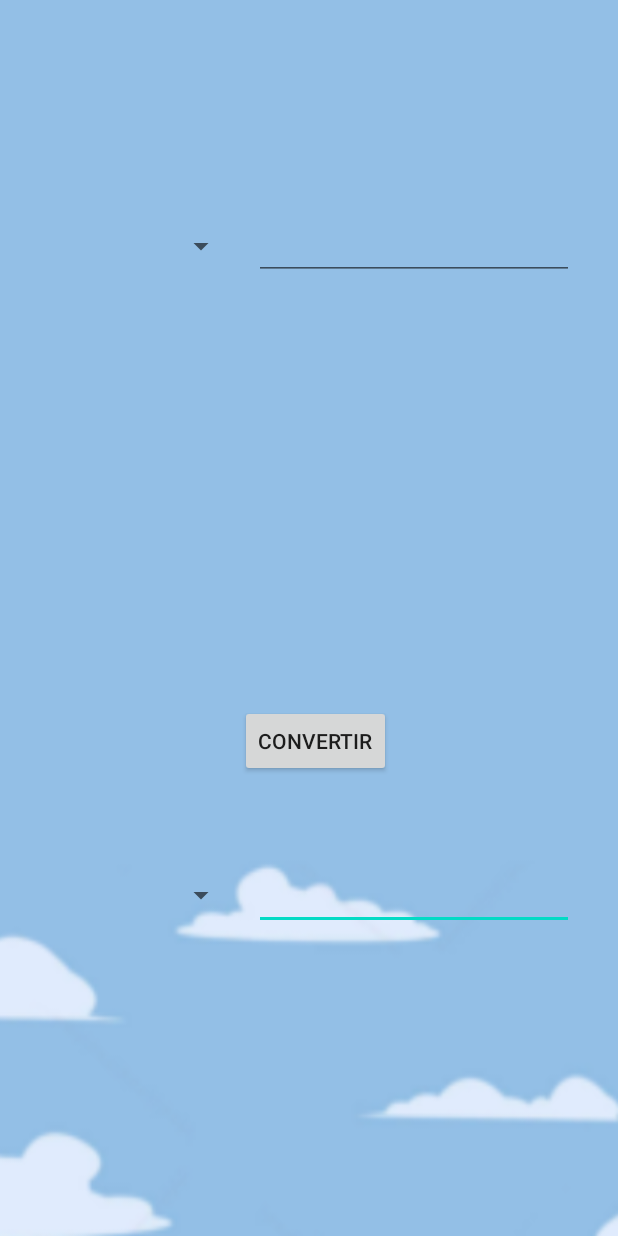
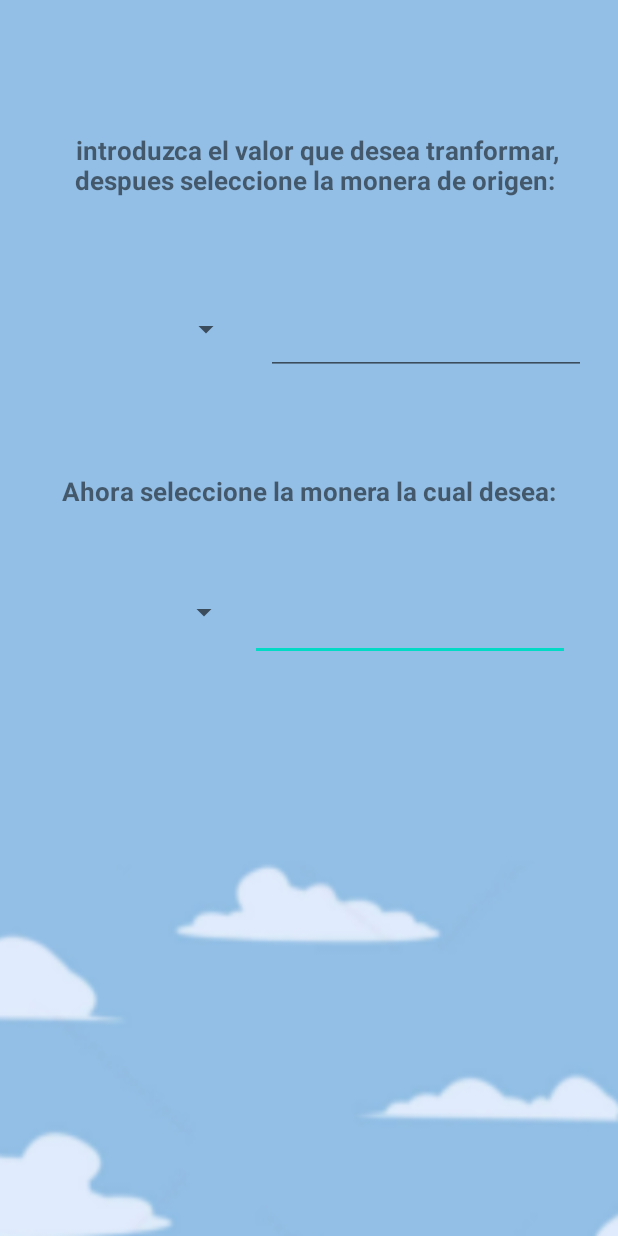
Before and after one commit to LauraSanCes/Hipoteca.Me, an Android app: the layout activity_screen_conver.xml on its own in the app's theme, with its tools: preview values and no code run, on a phone screen of 412 x 824 dp. Run offline under Robolectric (Android 15) with nearby library versions, the phone set to English and light mode, and no system bars.

Commit message:
conversion, acabada- laura

```diff
--- a/app/src/main/res/layout/activity_screen_conver.xml
+++ b/app/src/main/res/layout/activity_screen_conver.xml
@@ -11,64 +11,90 @@
         android:id="@+id/editText_result"
         android:layout_width="wrap_content"
         android:layout_height="wrap_content"
-        android:layout_marginEnd="29dp"
-        android:layout_marginRight="29dp"
-        android:layout_marginBottom="8dp"
+        android:layout_marginTop="56dp"
+        android:layout_marginEnd="32dp"
+        android:layout_marginRight="32dp"
         android:ems="10"
         android:gravity="center"
         android:inputType="number"
-        app:layout_constraintBottom_toBottomOf="@+id/drop_to"
+        app:layout_constraintBottom_toBottomOf="parent"
         app:layout_constraintEnd_toEndOf="parent"
-        app:layout_constraintStart_toEndOf="@+id/drop_to" />
-
-    <Button
-        android:id="@+id/btn_convert"
-        android:layout_width="wrap_content"
-        android:layout_height="wrap_content"
-        android:layout_marginStart="2dp"
-        android:layout_marginLeft="2dp"
-        android:layout_marginBottom="48dp"
-        android:text="Convertir"
-        app:layout_constraintBottom_toTopOf="@+id/drop_to"
-        app:layout_constraintStart_toEndOf="@+id/drop_to" />
+        app:layout_constraintTop_toBottomOf="@+id/textView6"
+        app:layout_constraintVertical_bias="0.006" />
 
     <EditText
         android:id="@+id/editText_cant"
         android:layout_width="wrap_content"
         android:layout_height="wrap_content"
-        android:layout_marginTop="8dp"
-        android:layout_marginEnd="29dp"
-        android:layout_marginRight="29dp"
+        android:layout_marginTop="65dp"
+        android:layout_marginEnd="21dp"
+        android:layout_marginRight="21dp"
         android:ems="10"
+        android:gravity="center"
         android:inputType="number"
         app:layout_constraintEnd_toEndOf="parent"
+        app:layout_constraintHorizontal_bias="1.0"
         app:layout_constraintStart_toEndOf="@+id/drop_from"
-        app:layout_constraintTop_toTopOf="@+id/drop_from" />
+        app:layout_constraintTop_toBottomOf="@+id/textView5" />
 
     <Spinner
         android:id="@+id/drop_from"
-        android:layout_width="0dp"
+        android:layout_width="128dp"
         android:layout_height="61dp"
-        android:layout_marginStart="34dp"
-        android:layout_marginLeft="34dp"
-        android:layout_marginTop="133dp"
-        android:layout_marginEnd="11dp"
-        android:layout_marginRight="11dp"
-        app:layout_constraintEnd_toStartOf="@+id/editText_cant"
+        android:layout_marginStart="33dp"
+        android:layout_marginLeft="33dp"
+        android:layout_marginTop="49dp"
+        app:layout_constraintStart_toStartOf="parent"
+        app:layout_constraintTop_toBottomOf="@+id/textView5" />
+
+    <Spinner
+        android:id="@+id/drop_to"
+        android:layout_width="128dp"
+        android:layout_height="62dp"
+        android:layout_marginStart="32dp"
+        android:layout_marginLeft="32dp"
+        android:layout_marginTop="40dp"
+        android:layout_marginEnd="20dp"
+        android:layout_marginRight="20dp"
+        app:layout_constraintBottom_toBottomOf="parent"
+        app:layout_constraintEnd_toStartOf="@+id/editText_result"
+        app:layout_constraintHorizontal_bias="0.0"
+        app:layout_constraintStart_toStartOf="parent"
+        app:layout_constraintTop_toBottomOf="@+id/textView6"
+        app:layout_constraintVertical_bias="0.0" />
+
+    <TextView
+        android:id="@+id/textView5"
+        android:layout_width="358dp"
+        android:layout_height="58dp"
+        android:layout_marginStart="32dp"
+        android:layout_marginLeft="32dp"
+        android:layout_marginTop="81dp"
+        android:layout_marginEnd="21dp"
+        android:layout_marginRight="21dp"
+        android:gravity="center"
+        android:text="introduzca el valor que desea tranformar, despues seleccione la monera de origen: "
+        android:textSize="17sp"
+        android:textStyle="bold"
+        app:layout_constraintEnd_toEndOf="parent"
         app:layout_constraintStart_toStartOf="parent"
         app:layout_constraintTop_toTopOf="parent" />
 
-    <Spinner
-        android:id="@+id/drop_to"
-        android:layout_width="0dp"
-        android:layout_height="62dp"
+    <TextView
+        android:id="@+id/textView6"
+        android:layout_width="344dp"
+        android:layout_height="22dp"
         android:layout_marginStart="34dp"
         android:layout_marginLeft="34dp"
-        android:layout_marginEnd="11dp"
-        android:layout_marginRight="11dp"
-        android:layout_marginBottom="196dp"
-        app:layout_constraintBottom_toBottomOf="parent"
-        app:layout_constraintEnd_toStartOf="@+id/editText_result"
-        app:layout_constraintStart_toStartOf="parent" />
+        android:layout_marginTop="65dp"
+        android:layout_marginEnd="34dp"
+        android:layout_marginRight="34dp"
+        android:gravity="center"
+        android:text="Ahora seleccione la monera la cual desea:"
+        android:textSize="17sp"
+        android:textStyle="bold"
+        app:layout_constraintEnd_toEndOf="parent"
+        app:layout_constraintStart_toStartOf="parent"
+        app:layout_constraintTop_toBottomOf="@+id/editText_cant" />
 
 </androidx.constraintlayout.widget.ConstraintLayout>
```
Also changed, not shown: app/src/main/java/com/example/consumirapi/DowloadTask.java (+0 -26 lines), app/src/main/java/com/example/consumirapi/Screen_conver.java (+190 -21 lines).
